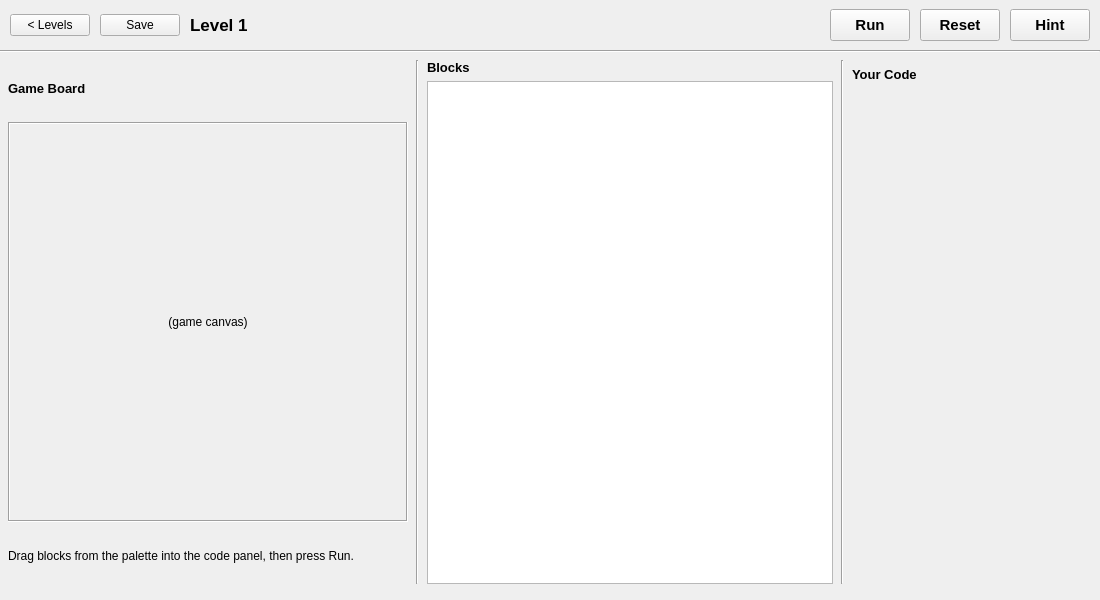
Old version of the form mainwindow.ui in the repository UofU-CS3505/cs3505-CodeQuest.
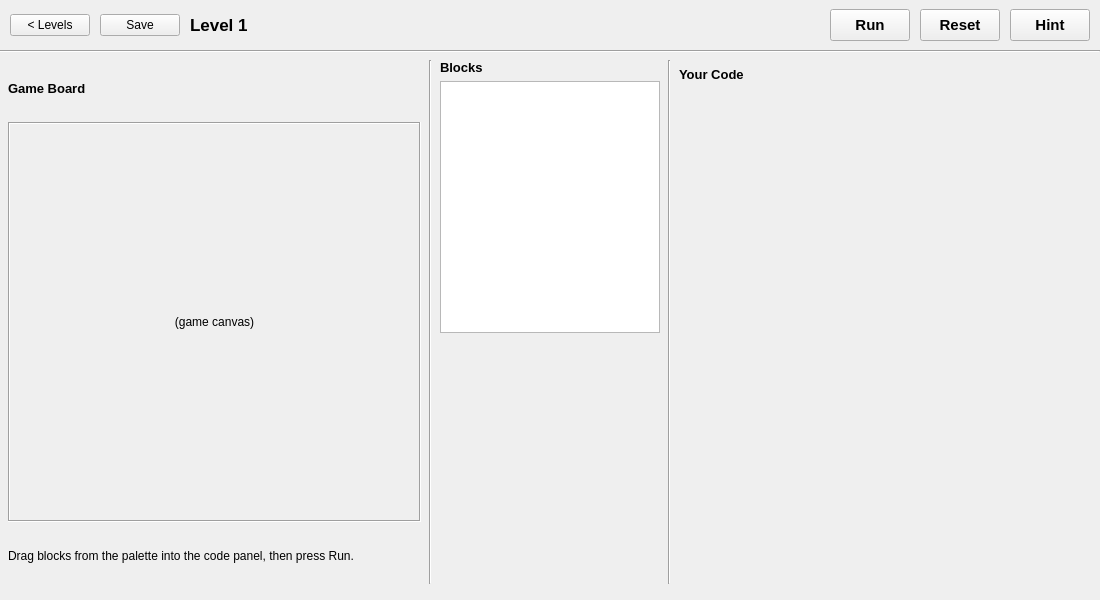
New version of the form. Custom widgets are drawn as their Qt base class.

The edit to the form file:
```diff
--- a/mainwindow.ui
+++ b/mainwindow.ui
@@ -870,7 +870,33 @@
           </widget>
          </item>
          <item>
-          <widget class="BlockSpace" name="blockSpaceWidget"/>
+          <widget class="BlockSpace" name="blockSpaceWidget">
+           <property name="minimumSize">
+            <size>
+             <width>180</width>
+             <height>0</height>
+            </size>
+           </property>
+           <property name="maximumSize">
+            <size>
+             <width>220</width>
+             <height>16777215</height>
+            </size>
+           </property>
+          </widget>
+         </item>
+         <item>
+          <spacer name="verticalSpacer_11">
+           <property name="orientation">
+            <enum>Qt::Orientation::Vertical</enum>
+           </property>
+           <property name="sizeHint" stdset="0">
+            <size>
+             <width>20</width>
+             <height>40</height>
+            </size>
+           </property>
+          </spacer>
          </item>
         </layout>
        </item>
```
Left out of the diff: 2 changed lines with no effect on the pictures.
